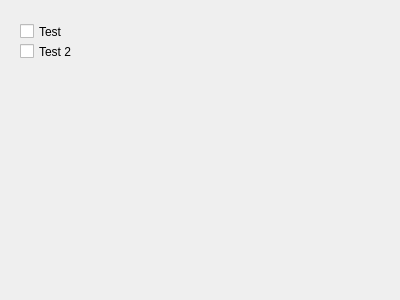
vshugga/yt-dlp-gui, file options.ui: the form before one commit.
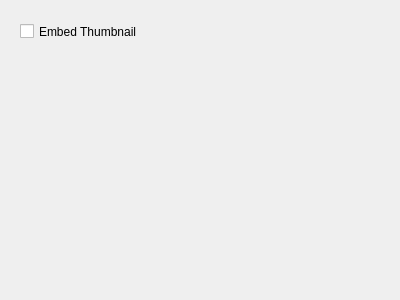
The form after the commit.

```diff
--- a/options.ui
+++ b/options.ui
@@ -18,25 +18,12 @@
     <rect>
      <x>20</x>
      <y>20</y>
-     <width>89</width>
+     <width>141</width>
      <height>23</height>
     </rect>
    </property>
    <property name="text">
-    <string>Test</string>
-   </property>
-  </widget>
-  <widget class="QCheckBox" name="checkBox_2">
-   <property name="geometry">
-    <rect>
-     <x>20</x>
-     <y>40</y>
-     <width>89</width>
-     <height>23</height>
-    </rect>
-   </property>
-   <property name="text">
-    <string>Test 2</string>
+    <string>Embed Thumbnail</string>
    </property>
   </widget>
  </widget>
```
